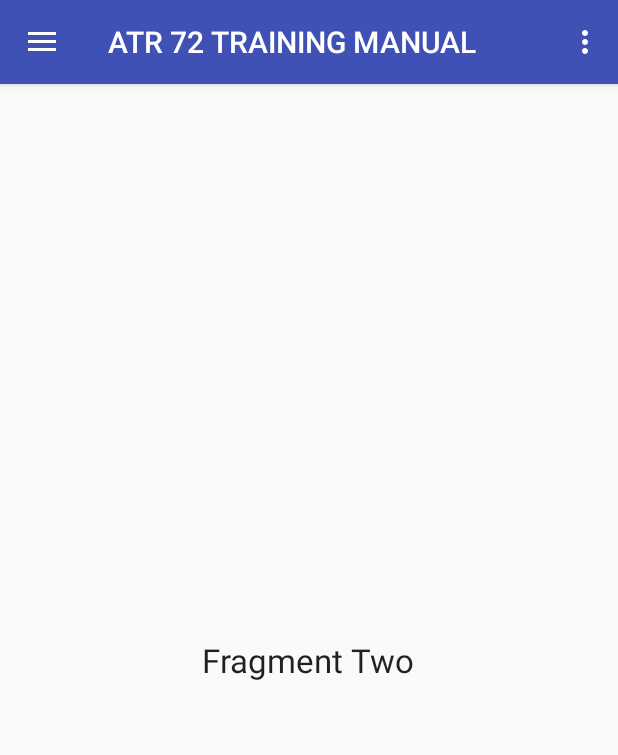
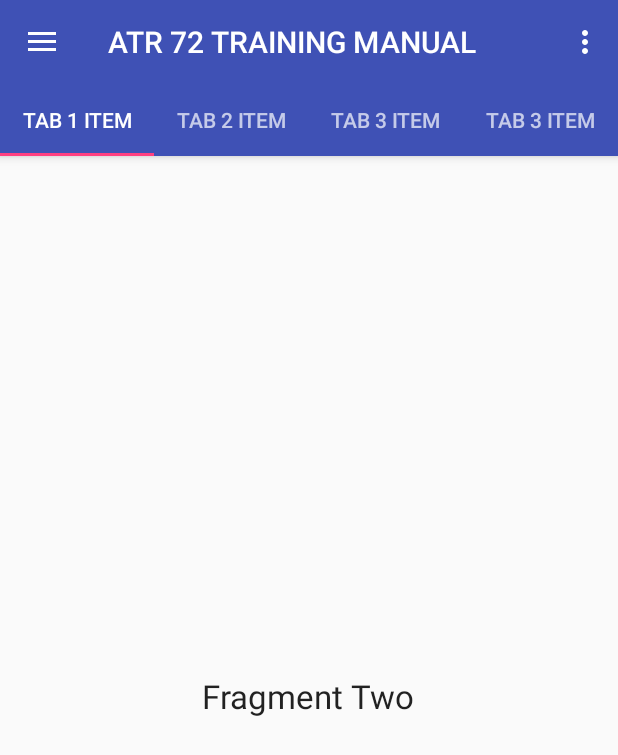
Before and after one commit to jesussmile/ATR72TRAININGMANUAL, an Android app: the screen it shows after launch (MainActivity), on a phone screen of 412 x 824 dp. Shown: the top 755 px of the screen. Run offline under Robolectric (Android 15) with nearby library versions, the phone set to English and light mode, and no system bars; 1 statement that could not run was skipped.

Commit message:
Added ViewPager & TabLayout

```diff
--- a/app/src/main/java/com/example/pannam/atr72trainingmanual/MainActivity.java
+++ b/app/src/main/java/com/example/pannam/atr72trainingmanual/MainActivity.java
@@ -3,7 +3,10 @@
 import android.app.FragmentManager;
 import android.os.Bundle;
 import android.support.design.widget.NavigationView;
+import android.support.design.widget.TabLayout;
 import android.support.v4.view.GravityCompat;
+import android.support.v4.view.PagerAdapter;
+import android.support.v4.view.ViewPager;
 import android.support.v4.widget.DrawerLayout;
 import android.support.v7.app.ActionBarDrawerToggle;
 import android.support.v7.app.AppCompatActivity;
@@ -20,6 +23,36 @@
         setContentView(R.layout.activity_main);
         Toolbar toolbar = (Toolbar) findViewById(R.id.toolbar);
         setSupportActionBar(toolbar);
+
+
+        TabLayout tabLayout = (TabLayout)findViewById(R.id.tab_layout);
+
+        tabLayout.addTab(tabLayout.newTab().setText("Tab 1 Item"));
+        tabLayout.addTab(tabLayout.newTab().setText("Tab 2 Item"));
+        tabLayout.addTab(tabLayout.newTab().setText("Tab 3 Item"));
+        tabLayout.addTab(tabLayout.newTab().setText("Tab 3 Item"));
+
+
+        final ViewPager viewPager = (ViewPager)findViewById(R.id.pager);
+        final PagerAdapter adapter = new TabPagerAdapter(getSupportFragmentManager(),tabLayout.getTabCount());
+        viewPager.setAdapter(adapter);
+        viewPager.addOnPageChangeListener(new TabLayout.TabLayoutOnPageChangeListener(tabLayout));
+        tabLayout.setOnTabSelectedListener(new TabLayout.OnTabSelectedListener() {
+            @Override
+            public void onTabSelected(TabLayout.Tab tab) {
+                viewPager.setCurrentItem(tab.getPosition());
+            }
+
+            @Override
+            public void onTabUnselected(TabLayout.Tab tab) {
+
+            }
+
+            @Override
+            public void onTabReselected(TabLayout.Tab tab) {
+
+            }
+        });
 
 
         DrawerLayout drawer = (DrawerLayout) findViewById(R.id.drawer_layout);
--- a/app/src/main/res/layout/app_bar_main.xml
+++ b/app/src/main/res/layout/app_bar_main.xml
@@ -20,7 +20,26 @@
             android:background="?attr/colorPrimary"
             app:popupTheme="@style/AppTheme.PopupOverlay"/>
 
+        <android.support.design.widget.TabLayout
+            android:layout_width="match_parent"
+            android:id="@+id/tab_layout"
+            app:tabMode="fixed"
+            app:tabGravity="fill"
+            android:layout_height="wrap_content">
+
+        </android.support.design.widget.TabLayout>
+
+
+
     </android.support.design.widget.AppBarLayout>
+
+    <android.support.v4.view.ViewPager
+        android:id="@+id/pager"
+        app:layout_behavior ="@string/appbar_scrolling_view_behavior"
+        android:layout_width="match_parent"
+        android:layout_height="match_parent">
+
+    </android.support.v4.view.ViewPager>
 
     <include layout="@layout/content_main"/>
 
```
